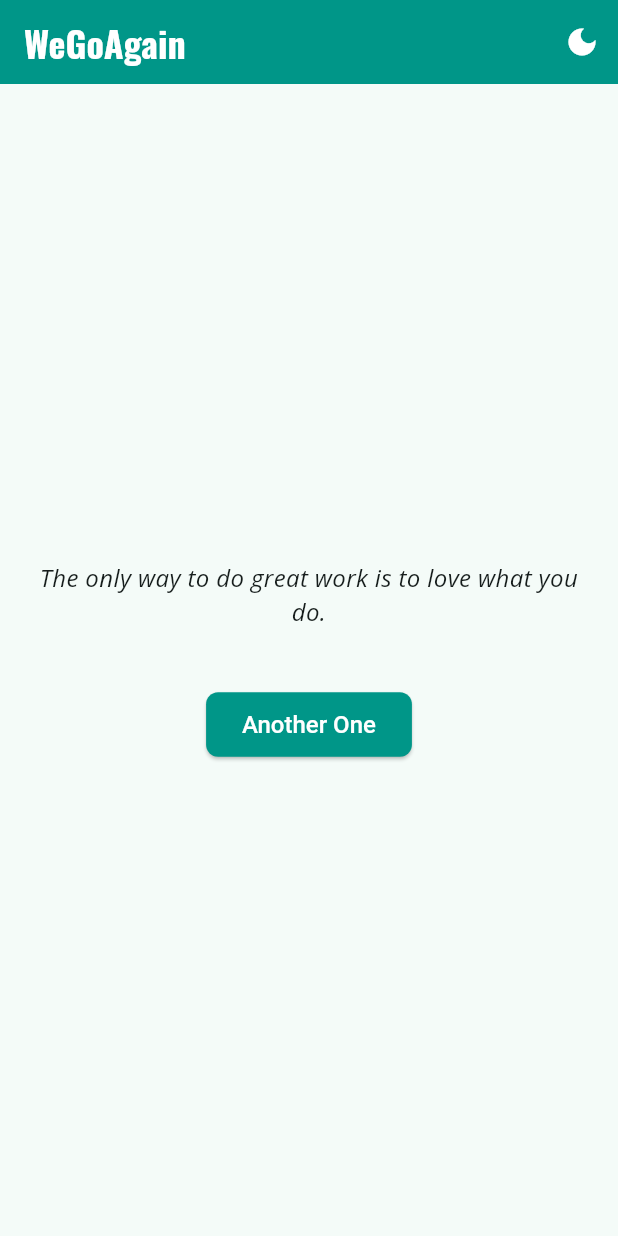
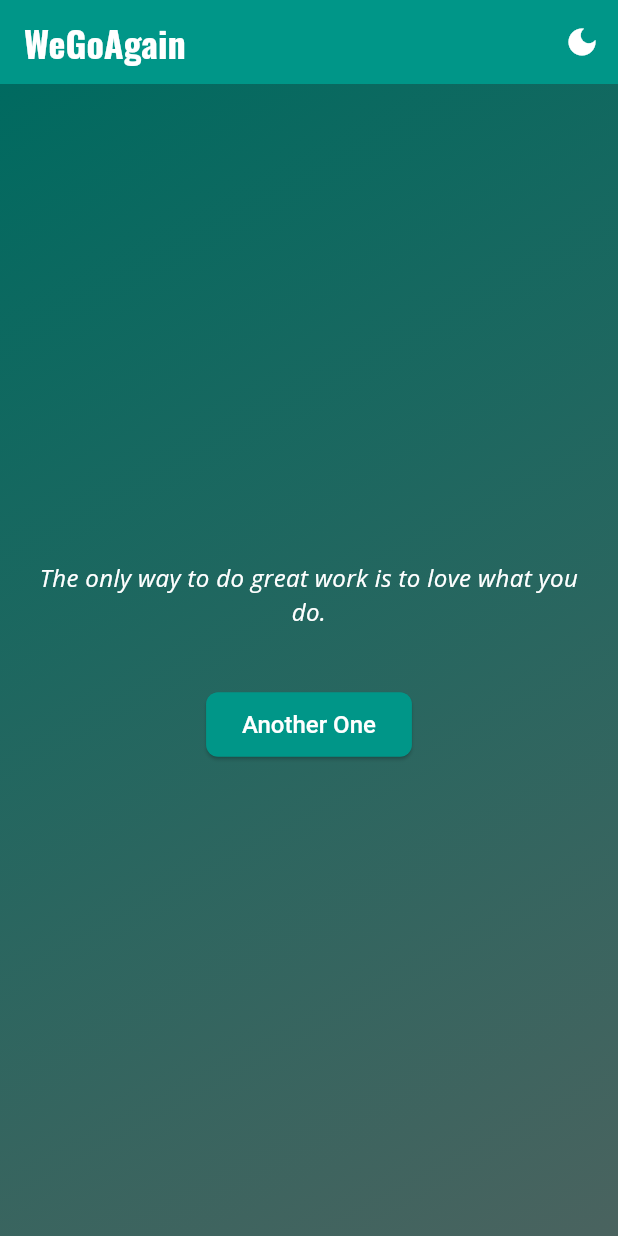
Before and after one commit to SplashCodeDex/WeGoAgain, a Flutter app: the screen it shows after launch, on a phone screen of 412 x 824 dp. Run offline on Flutter 3.47's test engine with Material 3 defaults, Android fonts, the phone set to English and light mode, and no system bars; our stand-ins replace google_fonts.

Commit message:
feat(ui): Add gradient background and quote animation
Improves the user interface by adding a decorative gradient to the main screen and implementing a fade transition for the inspirational quotes.

This commit also includes housekeeping changes:
- Untracks the `.dart_tool/` directory to prevent build artifacts from being committed.
- Adds the `.idx/` directory to `.gitignore` to ignore environment-specific files.

```diff
--- a/lib/main.dart
+++ b/lib/main.dart
@@ -141,16 +141,34 @@
           ),
         ],
       ),
-      body: Center(
+      body: Container(
+        decoration: BoxDecoration(
+          gradient: LinearGradient(
+            begin: Alignment.topLeft,
+            end: Alignment.bottomRight,
+            colors: [
+              Theme.of(context).colorScheme.primary,
+              Theme.of(context).colorScheme.secondary,
+            ],
+          ),
+        ),
+        child: Center(
           child: Padding(
             padding: const EdgeInsets.all(20.0),
             child: Column(
               mainAxisAlignment: MainAxisAlignment.center,
               children: <Widget>[
-              Text(
+                AnimatedSwitcher(
+                  duration: const Duration(milliseconds: 500),
+                  transitionBuilder: (Widget child, Animation<double> animation) {
+                    return FadeTransition(opacity: animation, child: child);
+                  },
+                  child: Text(
                     _currentQuote,
+                    key: ValueKey<String>(_currentQuote),
                     textAlign: TextAlign.center,
-                style: Theme.of(context).textTheme.bodyMedium,
+                    style: Theme.of(context).textTheme.bodyMedium?.copyWith(color: Colors.white),
+                  ),
                 ),
                 const SizedBox(height: 40),
                 ElevatedButton(
@@ -161,6 +179,7 @@
             ),
           ),
         ),
+      ),
     );
   }
 }
```
Also changed, not shown: 1 other file. Lines whose indentation alone changed are shown as unchanged.
